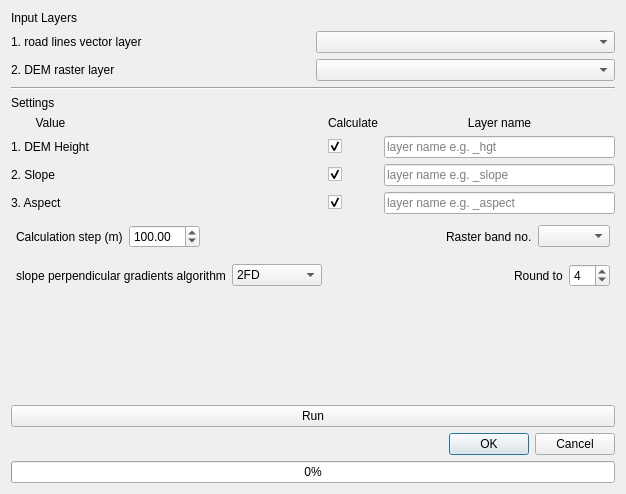
The window that dem_road_calculator_dialog_base.ui (DmitryDobr/Dem-Road-Calculator-QGIS-Plugin) describes before a commit, drawn with Qt 5.
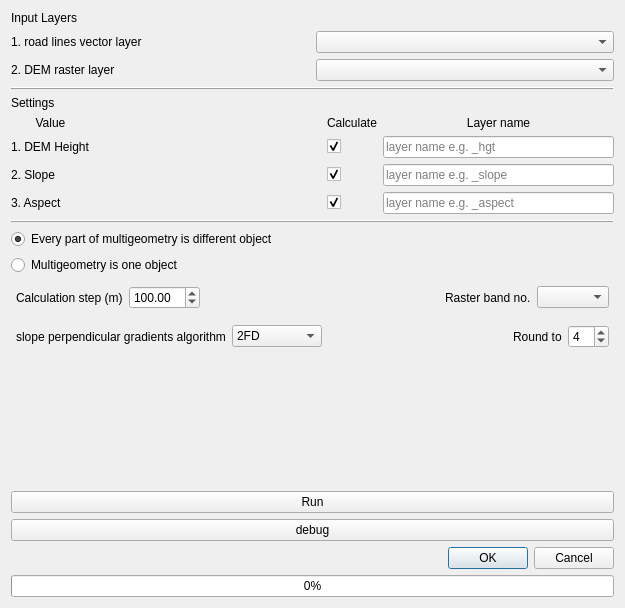
The same window after the commit. Custom widgets are drawn as their Qt base class.

The edit to the form file:
```diff
--- a/dem_road_calculator_dialog_base.ui
+++ b/dem_road_calculator_dialog_base.ui
@@ -6,15 +6,35 @@
    <rect>
     <x>0</x>
     <y>0</y>
-    <width>626</width>
-    <height>494</height>
+    <width>625</width>
+    <height>608</height>
    </rect>
   </property>
   <property name="windowTitle">
    <string>Dem Road Calculator</string>
   </property>
   <layout class="QGridLayout" name="gridLayout_3">
-   <item row="7" column="0">
+   <item row="7" column="1">
+    <widget class="QRadioButton" name="radioButton_option_multigeom_1">
+     <property name="text">
+      <string>Every part of multigeometry is different object</string>
+     </property>
+     <property name="checked">
+      <bool>true</bool>
+     </property>
+    </widget>
+   </item>
+   <item row="6" column="1">
+    <widget class="Line" name="line_2">
+     <property name="frameShadow">
+      <enum>QFrame::Raised</enum>
+     </property>
+     <property name="orientation">
+      <enum>Qt::Horizontal</enum>
+     </property>
+    </widget>
+   </item>
+   <item row="11" column="1">
     <spacer name="verticalSpacer">
      <property name="orientation">
       <enum>Qt::Vertical</enum>
@@ -27,21 +47,28 @@
      </property>
     </spacer>
    </item>
-   <item row="10" column="0">
+   <item row="15" column="1">
     <widget class="QProgressBar" name="progressBar">
      <property name="value">
       <number>0</number>
      </property>
     </widget>
    </item>
-   <item row="0" column="0">
+   <item row="0" column="1">
     <widget class="QLabel" name="label_3">
      <property name="text">
       <string>Input Layers</string>
      </property>
     </widget>
    </item>
-   <item row="6" column="0">
+   <item row="12" column="1">
+    <widget class="QPushButton" name="pushButton_start">
+     <property name="text">
+      <string>Run</string>
+     </property>
+    </widget>
+   </item>
+   <item row="10" column="1">
     <layout class="QHBoxLayout" name="horizontalLayout_3">
      <property name="leftMargin">
       <number>5</number>
@@ -134,14 +161,14 @@
      </item>
     </layout>
    </item>
-   <item row="2" column="0">
-    <widget class="Line" name="line">
-     <property name="orientation">
-      <enum>Qt::Horizontal</enum>
+   <item row="13" column="1">
+    <widget class="QPushButton" name="pushButton_deb">
+     <property name="text">
+      <string>debug</string>
      </property>
     </widget>
    </item>
-   <item row="4" column="0">
+   <item row="5" column="1">
     <layout class="QGridLayout" name="gridLayout_2">
      <item row="1" column="2">
       <widget class="QCheckBox" name="checkBox_val_hgt">
@@ -257,7 +284,7 @@
      </item>
     </layout>
    </item>
-   <item row="5" column="0">
+   <item row="9" column="1">
     <layout class="QHBoxLayout" name="horizontalLayout_2">
      <property name="leftMargin">
       <number>5</number>
@@ -316,7 +343,7 @@
      </item>
     </layout>
    </item>
-   <item row="1" column="0">
+   <item row="1" column="1">
     <layout class="QGridLayout" name="gridLayout">
      <item row="0" column="0">
       <widget class="QLabel" name="label">
@@ -340,7 +367,14 @@
      </item>
     </layout>
    </item>
-   <item row="9" column="0">
+   <item row="8" column="1">
+    <widget class="QRadioButton" name="radioButton_option_multigeom_2">
+     <property name="text">
+      <string>Multigeometry is one object</string>
+     </property>
+    </widget>
+   </item>
+   <item row="14" column="1">
     <widget class="QDialogButtonBox" name="button_box">
      <property name="orientation">
       <enum>Qt::Horizontal</enum>
@@ -350,17 +384,20 @@
      </property>
     </widget>
    </item>
-   <item row="3" column="0">
+   <item row="4" column="1">
     <widget class="QLabel" name="label_4">
      <property name="text">
       <string>Settings</string>
      </property>
     </widget>
    </item>
-   <item row="8" column="0">
-    <widget class="QPushButton" name="pushButton_start">
-     <property name="text">
-      <string>Run</string>
+   <item row="2" column="1">
+    <widget class="Line" name="line_3">
+     <property name="frameShadow">
+      <enum>QFrame::Raised</enum>
+     </property>
+     <property name="orientation">
+      <enum>Qt::Horizontal</enum>
      </property>
     </widget>
    </item>
```
